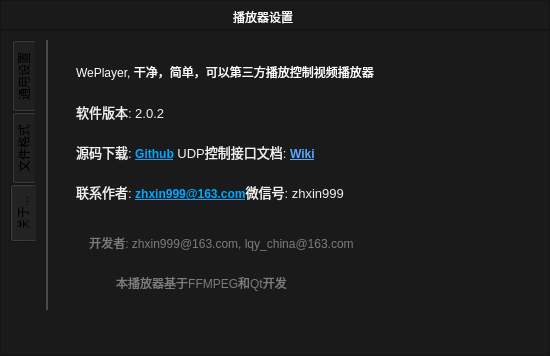
First picture: the form in dlgoption.ui, repository zhxin999/weplayer, before the edit.
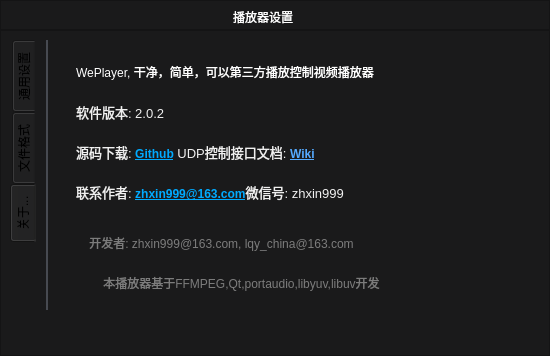
Second picture: the form after the edit. The open tabs and pages were chosen to show the change. Icons and pictures are not drawn.

Commit message: 优化seek逻辑

```diff
--- a/dlgoption.ui
+++ b/dlgoption.ui
@@ -461,7 +461,7 @@
              <rect>
               <x>40</x>
               <y>230</y>
-              <width>251</width>
+              <width>331</width>
               <height>25</height>
              </rect>
             </property>
@@ -469,7 +469,7 @@
              <string notr="true">color: rgb(124, 124, 124);</string>
             </property>
             <property name="text">
-             <string>本播放器基于FFMPEG和Qt开发</string>
+             <string>本播放器基于FFMPEG,Qt,portaudio,libyuv,libuv开发</string>
             </property>
             <property name="textFormat">
              <enum>Qt::AutoText</enum>
```
Left out of the diff: 2 changed lines with no effect on the pictures. The commit also changes 1 other file.
